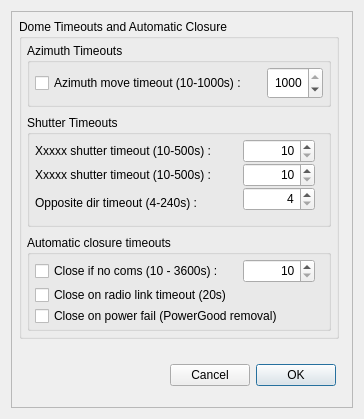
First picture: the form in dometimeouts.ui, repository rpineau/DomePro, before the edit.
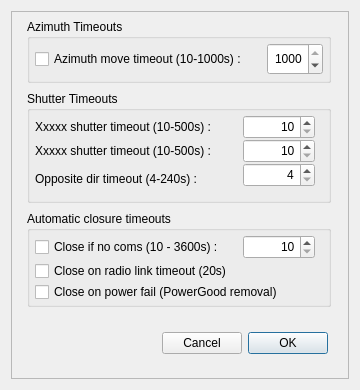
Second picture: the form after the edit. Custom widgets are drawn as their Qt base class.

```diff
--- a/dometimeouts.ui
+++ b/dometimeouts.ui
@@ -6,20 +6,20 @@
    <rect>
     <x>0</x>
     <y>0</y>
-    <width>364</width>
-    <height>419</height>
+    <width>360</width>
+    <height>390</height>
    </rect>
   </property>
   <property name="minimumSize">
    <size>
-    <width>0</width>
-    <height>0</height>
+    <width>360</width>
+    <height>390</height>
    </size>
   </property>
   <property name="maximumSize">
    <size>
-    <width>999</width>
-    <height>999</height>
+    <width>360</width>
+    <height>390</height>
    </size>
   </property>
   <property name="windowTitle">
@@ -52,8 +52,8 @@
      <widget class="QWidget" name="layoutWidget">
       <property name="geometry">
        <rect>
-        <x>112</x>
-        <y>344</y>
+        <x>104</x>
+        <y>312</y>
         <width>213</width>
         <height>40</height>
        </rect>
@@ -97,183 +97,11 @@
        </item>
       </layout>
      </widget>
-     <widget class="QGroupBox" name="groupBox_6">
-      <property name="geometry">
-       <rect>
-        <x>8</x>
-        <y>8</y>
-        <width>320</width>
-        <height>320</height>
-       </rect>
-      </property>
-      <property name="title">
-       <string>Dome Timeouts and Automatic Closure</string>
-      </property>
-      <widget class="QGroupBox" name="groupBox_7">
-       <property name="geometry">
-        <rect>
-         <x>8</x>
-         <y>24</y>
-         <width>304</width>
-         <height>64</height>
-        </rect>
-       </property>
-       <property name="title">
-        <string>Azimuth Timeouts</string>
-       </property>
-       <widget class="QCheckBox" name="checkBox_5">
-        <property name="geometry">
-         <rect>
-          <x>8</x>
-          <y>32</y>
-          <width>232</width>
-          <height>16</height>
-         </rect>
-        </property>
-        <property name="text">
-         <string>Azimuth move timeout (10-1000s) :</string>
-        </property>
-       </widget>
-       <widget class="QSpinBox" name="spinBox_2">
-        <property name="geometry">
-         <rect>
-          <x>240</x>
-          <y>24</y>
-          <width>56</width>
-          <height>32</height>
-         </rect>
-        </property>
-        <property name="alignment">
-         <set>Qt::AlignRight|Qt::AlignTrailing|Qt::AlignVCenter</set>
-        </property>
-        <property name="minimum">
-         <number>10</number>
-        </property>
-        <property name="maximum">
-         <number>1000</number>
-        </property>
-        <property name="value">
-         <number>1000</number>
-        </property>
-       </widget>
-      </widget>
-      <widget class="QGroupBox" name="groupBox_8">
-       <property name="geometry">
-        <rect>
-         <x>8</x>
-         <y>96</y>
-         <width>304</width>
-         <height>112</height>
-        </rect>
-       </property>
-       <property name="title">
-        <string>Shutter Timeouts</string>
-       </property>
-       <widget class="QLabel" name="label_9">
-        <property name="geometry">
-         <rect>
-          <x>8</x>
-          <y>24</y>
-          <width>208</width>
-          <height>24</height>
-         </rect>
-        </property>
-        <property name="text">
-         <string>Xxxxx shutter timeout (10-500s) :</string>
-        </property>
-       </widget>
-       <widget class="QLabel" name="label_10">
-        <property name="geometry">
-         <rect>
-          <x>8</x>
-          <y>48</y>
-          <width>208</width>
-          <height>24</height>
-         </rect>
-        </property>
-        <property name="text">
-         <string>Xxxxx shutter timeout (10-500s) :</string>
-        </property>
-       </widget>
-       <widget class="QLabel" name="label_11">
-        <property name="geometry">
-         <rect>
-          <x>8</x>
-          <y>80</y>
-          <width>208</width>
-          <height>16</height>
-         </rect>
-        </property>
-        <property name="text">
-         <string>Opposite dir timeout (4-240s) :</string>
-        </property>
-       </widget>
-       <widget class="QSpinBox" name="spinBox_3">
-        <property name="geometry">
-         <rect>
-          <x>216</x>
-          <y>24</y>
-          <width>72</width>
-          <height>24</height>
-         </rect>
-        </property>
-        <property name="alignment">
-         <set>Qt::AlignRight|Qt::AlignTrailing|Qt::AlignVCenter</set>
-        </property>
-        <property name="minimum">
-         <number>10</number>
-        </property>
-        <property name="maximum">
-         <number>500</number>
-        </property>
-       </widget>
-       <widget class="QSpinBox" name="spinBox_4">
-        <property name="geometry">
-         <rect>
-          <x>216</x>
-          <y>48</y>
-          <width>72</width>
-          <height>24</height>
-         </rect>
-        </property>
-        <property name="alignment">
-         <set>Qt::AlignRight|Qt::AlignTrailing|Qt::AlignVCenter</set>
-        </property>
-        <property name="minimum">
-         <number>10</number>
-        </property>
-        <property name="maximum">
-         <number>500</number>
-        </property>
-       </widget>
-       <widget class="QSpinBox" name="spinBox_5">
-        <property name="geometry">
-         <rect>
-          <x>216</x>
-          <y>72</y>
-          <width>72</width>
-          <height>24</height>
-         </rect>
-        </property>
-        <property name="alignment">
-         <set>Qt::AlignRight|Qt::AlignTrailing|Qt::AlignVCenter</set>
-        </property>
-        <property name="minimum">
-         <number>4</number>
-        </property>
-        <property name="maximum">
-         <number>420</number>
-        </property>
-        <property name="value">
-         <number>4</number>
-        </property>
-       </widget>
-      </widget>
       <widget class="QGroupBox" name="groupBox_9">
        <property name="geometry">
         <rect>
-         <x>8</x>
-         <y>216</y>
+        <x>16</x>
+        <y>200</y>
          <width>304</width>
          <height>96</height>
         </rect>
@@ -339,6 +167,165 @@
          <string>Close on power fail (PowerGood removal)</string>
         </property>
        </widget>
+     </widget>
+     <widget class="QGroupBox" name="groupBox_8">
+      <property name="geometry">
+       <rect>
+        <x>16</x>
+        <y>80</y>
+        <width>304</width>
+        <height>112</height>
+       </rect>
+      </property>
+      <property name="title">
+       <string>Shutter Timeouts</string>
+      </property>
+      <widget class="QLabel" name="label_9">
+       <property name="geometry">
+        <rect>
+         <x>8</x>
+         <y>24</y>
+         <width>208</width>
+         <height>24</height>
+        </rect>
+       </property>
+       <property name="text">
+        <string>Xxxxx shutter timeout (10-500s) :</string>
+       </property>
+      </widget>
+      <widget class="QLabel" name="label_10">
+       <property name="geometry">
+        <rect>
+         <x>8</x>
+         <y>48</y>
+         <width>208</width>
+         <height>24</height>
+        </rect>
+       </property>
+       <property name="text">
+        <string>Xxxxx shutter timeout (10-500s) :</string>
+       </property>
+      </widget>
+      <widget class="QLabel" name="label_11">
+       <property name="geometry">
+        <rect>
+         <x>8</x>
+         <y>80</y>
+         <width>208</width>
+         <height>16</height>
+        </rect>
+       </property>
+       <property name="text">
+        <string>Opposite dir timeout (4-240s) :</string>
+       </property>
+      </widget>
+      <widget class="QSpinBox" name="spinBox_3">
+       <property name="geometry">
+        <rect>
+         <x>216</x>
+         <y>24</y>
+         <width>72</width>
+         <height>24</height>
+        </rect>
+       </property>
+       <property name="alignment">
+        <set>Qt::AlignRight|Qt::AlignTrailing|Qt::AlignVCenter</set>
+       </property>
+       <property name="minimum">
+        <number>10</number>
+       </property>
+       <property name="maximum">
+        <number>500</number>
+       </property>
+      </widget>
+      <widget class="QSpinBox" name="spinBox_4">
+       <property name="geometry">
+        <rect>
+         <x>216</x>
+         <y>48</y>
+         <width>72</width>
+         <height>24</height>
+        </rect>
+       </property>
+       <property name="alignment">
+        <set>Qt::AlignRight|Qt::AlignTrailing|Qt::AlignVCenter</set>
+       </property>
+       <property name="minimum">
+        <number>10</number>
+       </property>
+       <property name="maximum">
+        <number>500</number>
+       </property>
+      </widget>
+      <widget class="QSpinBox" name="spinBox_5">
+       <property name="geometry">
+        <rect>
+         <x>216</x>
+         <y>72</y>
+         <width>72</width>
+         <height>24</height>
+        </rect>
+       </property>
+       <property name="alignment">
+        <set>Qt::AlignRight|Qt::AlignTrailing|Qt::AlignVCenter</set>
+       </property>
+       <property name="minimum">
+        <number>4</number>
+       </property>
+       <property name="maximum">
+        <number>420</number>
+       </property>
+       <property name="value">
+        <number>4</number>
+       </property>
+      </widget>
+     </widget>
+     <widget class="QGroupBox" name="groupBox_7">
+      <property name="geometry">
+       <rect>
+        <x>16</x>
+        <y>8</y>
+        <width>304</width>
+        <height>64</height>
+       </rect>
+      </property>
+      <property name="title">
+       <string>Azimuth Timeouts</string>
+      </property>
+      <widget class="QCheckBox" name="checkBox_5">
+       <property name="geometry">
+        <rect>
+         <x>8</x>
+         <y>32</y>
+         <width>232</width>
+         <height>16</height>
+        </rect>
+       </property>
+       <property name="text">
+        <string>Azimuth move timeout (10-1000s) :</string>
+       </property>
+      </widget>
+      <widget class="QSpinBox" name="spinBox_2">
+       <property name="geometry">
+        <rect>
+         <x>240</x>
+         <y>24</y>
+         <width>56</width>
+         <height>32</height>
+        </rect>
+       </property>
+       <property name="alignment">
+        <set>Qt::AlignRight|Qt::AlignTrailing|Qt::AlignVCenter</set>
+       </property>
+       <property name="minimum">
+        <number>10</number>
+       </property>
+       <property name="maximum">
+        <number>1000</number>
+       </property>
+       <property name="value">
+        <number>1000</number>
+       </property>
       </widget>
      </widget>
     </widget>
```
Lines whose indentation alone changed are shown as unchanged.
